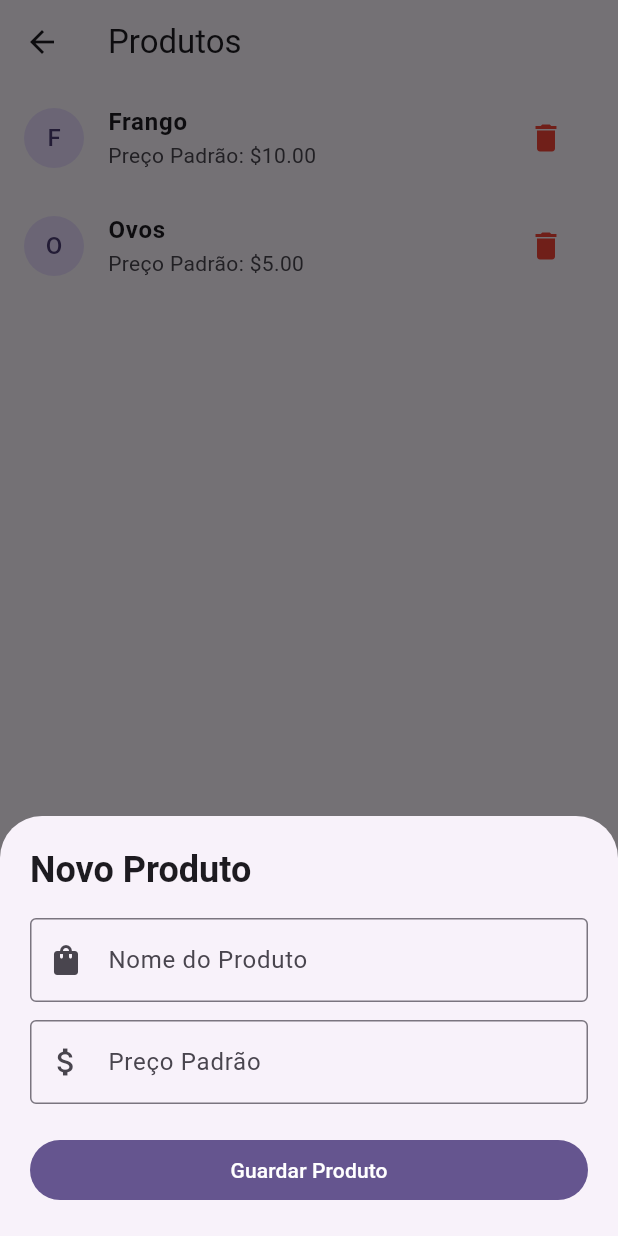
After one commit to yannickRafael/bizmanager, a Flutter app: the ProductsScreen screen opened directly, after a tap on the "add" icon, on a phone screen of 412 x 824 dp. The commit adds this screen. Run offline on Flutter 3.47's test engine with Material 3 defaults, Android fonts, the phone set to English and light mode, and no system bars; our stand-ins replace flutter_contacts, permission_handler.

Commit message:
Implement customizable products system

```diff
--- /dev/null
+++ b/lib/models/product.dart
@@ -0,0 +1,19 @@
+class Product {
+  final String id;
+  final String name;
+  final double defaultPrice;
+
+  Product({required this.id, required this.name, required this.defaultPrice});
+
+  factory Product.fromMap(Map<String, dynamic> map) {
+    return Product(
+      id: map['id'] ?? '',
+      name: map['name'] ?? '',
+      defaultPrice: (map['defaultPrice'] ?? 0.0).toDouble(),
+    );
+  }
+
+  Map<String, dynamic> toMap() {
+    return {'id': id, 'name': name, 'defaultPrice': defaultPrice};
+  }
+}
--- a/lib/models/request.dart
+++ b/lib/models/request.dart
@@ -1,11 +1,9 @@
-enum ProductType { chicken, eggs }
-
 enum PaymentStatus { pending, paid, partial }
 
 class Request {
   final String id;
   final String clientId;
-  final ProductType type;
+  final String productName;
   final double amount; // quantity
   final double totalPrice;
   final DateTime date;
@@ -16,7 +14,7 @@ class Request {
   Request({
     required this.id,
     required this.clientId,
-    required this.type,
+    required this.productName,
     required this.amount,
     required this.totalPrice,
     required this.date,
@@ -28,7 +26,7 @@ class Request {
     return Request(
       id: map['id'] ?? '',
       clientId: map['clientId'] ?? '',
-      type: ProductType.values[map['type'] ?? 0],
+      productName: map['productName'] ?? '',
       amount: (map['amount'] ?? 0).toDouble(),
       totalPrice: (map['totalPrice'] ?? 0).toDouble(),
       date: DateTime.parse(map['date']),
@@ -41,7 +39,7 @@ class Request {
     return {
       'id': id,
       'clientId': clientId,
-      'type': type.index,
+      'productName': productName,
       'amount': amount,
       'totalPrice': totalPrice,
       'date': date.toIso8601String(),
--- a/lib/screens/client_details_screen.dart
+++ b/lib/screens/client_details_screen.dart
@@ -212,9 +212,7 @@ class _ClientDetailsScreenState extends State<ClientDetailsScreen> {
                           break;
                       }
 
-                      String productText = order.type == ProductType.chicken
-                          ? 'FRANGO'
-                          : 'OVOS';
+                      String productText = order.productName.toUpperCase();
 
                       return Card(
                         margin: const EdgeInsets.only(bottom: 8),
--- /dev/null
+++ b/lib/screens/products_screen.dart
@@ -0,0 +1,183 @@
+import 'package:flutter/material.dart';
+import 'package:provider/provider.dart';
+import '../services/data_manager.dart';
+import '../models/product.dart';
+import 'package:uuid/uuid.dart';
+
+class ProductsScreen extends StatefulWidget {
+  const ProductsScreen({super.key});
+
+  @override
+  State<ProductsScreen> createState() => _ProductsScreenState();
+}
+
+class _ProductsScreenState extends State<ProductsScreen> {
+  final _uuid = const Uuid();
+
+  void _showAddProductModal(BuildContext context) {
+    String name = '';
+    double defaultPrice = 0.0;
+    final formKey = GlobalKey<FormState>();
+
+    showModalBottomSheet(
+      context: context,
+      isScrollControlled: true,
+      builder: (ctx) => Padding(
+        padding: EdgeInsets.only(
+          bottom: MediaQuery.of(ctx).viewInsets.bottom + 20,
+          left: 20,
+          right: 20,
+          top: 20,
+        ),
+        child: Form(
+          key: formKey,
+          child: Column(
+            mainAxisSize: MainAxisSize.min,
+            crossAxisAlignment: CrossAxisAlignment.stretch,
+            children: [
+              Text(
+                'Novo Produto',
+                style: Theme.of(context).textTheme.headlineSmall?.copyWith(
+                  fontWeight: FontWeight.bold,
+                ),
+              ),
+              const SizedBox(height: 16),
+              TextFormField(
+                decoration: const InputDecoration(
+                  labelText: 'Nome do Produto',
+                  border: OutlineInputBorder(),
+                  prefixIcon: Icon(Icons.shopping_bag),
+                ),
+                validator: (val) =>
+                    val == null || val.isEmpty ? 'Insira o nome' : null,
+                onSaved: (val) => name = val!.trim(),
+              ),
+              const SizedBox(height: 12),
+              TextFormField(
+                decoration: const InputDecoration(
+                  labelText: 'Preço Padrão',
+                  border: OutlineInputBorder(),
+                  prefixIcon: Icon(Icons.attach_money),
+                ),
+                keyboardType: const TextInputType.numberWithOptions(
+                  decimal: true,
+                ),
+                validator: (val) => val == null || double.tryParse(val) == null
+                    ? 'Preço inválido'
+                    : null,
+                onSaved: (val) => defaultPrice = double.parse(val!),
+              ),
+              const SizedBox(height: 20),
+              FilledButton(
+                onPressed: () {
+                  if (formKey.currentState!.validate()) {
+                    formKey.currentState!.save();
+                    final newProduct = Product(
+                      id: _uuid.v4(),
+                      name: name,
+                      defaultPrice: defaultPrice,
+                    );
+                    Provider.of<DataManager>(
+                      context,
+                      listen: false,
+                    ).addProduct(newProduct);
+                    Navigator.pop(ctx);
+                  }
+                },
+                child: const Text('Guardar Produto'),
+              ),
+            ],
+          ),
+        ),
+      ),
+    );
+  }
+
+  @override
+  Widget build(BuildContext context) {
+    return Scaffold(
+      appBar: AppBar(title: const Text('Produtos')),
+      body: Consumer<DataManager>(
+        builder: (context, dataManager, child) {
+          if (dataManager.products.isEmpty) {
+            return Center(
+              child: Column(
+                mainAxisSize: MainAxisSize.min,
+                children: [
+                  const Icon(
+                    Icons.inventory_2_outlined,
+                    size: 64,
+                    color: Colors.grey,
+                  ),
+                  const SizedBox(height: 16),
+                  Text(
+                    'Sem produtos.',
+                    style: Theme.of(context).textTheme.bodyLarge,
+                  ),
+                  const SizedBox(height: 8),
+                  OutlinedButton.icon(
+                    onPressed: () => _showAddProductModal(context),
+                    icon: const Icon(Icons.add),
+                    label: const Text('Adicionar Produto'),
+                  ),
+                ],
+              ),
+            );
+          }
+          return ListView.builder(
+            itemCount: dataManager.products.length,
+            itemBuilder: (context, index) {
+              final product = dataManager.products[index];
+              return ListTile(
+                leading: CircleAvatar(
+                  child: Text(product.name[0].toUpperCase()),
+                ),
+                title: Text(
+                  product.name,
+                  style: const TextStyle(fontWeight: FontWeight.bold),
+                ),
+                subtitle: Text(
+                  'Preço Padrão: \$${product.defaultPrice.toStringAsFixed(2)}',
+                ),
+                trailing: IconButton(
+                  icon: const Icon(Icons.delete, color: Colors.red),
+                  onPressed: () {
+                    showDialog(
+                      context: context,
+                      builder: (ctx) => AlertDialog(
+                        title: const Text('Apagar Produto?'),
+                        content: Text(
+                          'Tem a certeza que quer apagar "${product.name}"?',
+                        ),
+                        actions: [
+                          TextButton(
+                            onPressed: () => Navigator.pop(ctx),
+                            child: const Text('Cancelar'),
+                          ),
+                          TextButton(
+                            onPressed: () {
+                              dataManager.deleteProduct(product.id);
+                              Navigator.pop(ctx);
+                            },
+                            child: const Text(
+                              'Apagar',
+                              style: TextStyle(color: Colors.red),
+                            ),
+                          ),
+                        ],
+                      ),
+                    );
+                  },
+                ),
+              );
+            },
+          );
+        },
+      ),
+      floatingActionButton: FloatingActionButton(
+        onPressed: () => _showAddProductModal(context),
+        child: const Icon(Icons.add),
+      ),
+    );
+  }
+}
--- a/lib/services/data_manager.dart
+++ b/lib/services/data_manager.dart
@@ -1,3 +1,4 @@
+import '../models/product.dart';
 import 'package:flutter/material.dart';
 import '../models/client.dart';
 import '../models/request.dart';
@@ -5,9 +6,14 @@ import '../models/request.dart';
 class DataManager extends ChangeNotifier {
   final List<Client> _clients = [];
   final List<Request> _requests = [];
+  final List<Product> _products = [
+    Product(id: '1', name: 'Frango', defaultPrice: 10.0),
+    Product(id: '2', name: 'Ovos', defaultPrice: 5.0),
+  ];
 
   List<Client> get clients => List.unmodifiable(_clients);
   List<Request> get requests => List.unmodifiable(_requests);
+  List<Product> get products => List.unmodifiable(_products);
 
   void addClient(Client client) {
     _clients.add(client);
@@ -16,6 +22,16 @@ class DataManager extends ChangeNotifier {
 
   void addRequest(Request request) {
     _requests.add(request);
+    notifyListeners();
+  }
+
+  void addProduct(Product product) {
+    _products.add(product);
+    notifyListeners();
+  }
+
+  void deleteProduct(String id) {
+    _products.removeWhere((p) => p.id == id);
     notifyListeners();
   }
 
```
Also changed, not shown: lib/screens/dashboard_screen.dart (+12 -0 lines), lib/screens/orders_screen.dart (+59 -17 lines), 1 other file.
